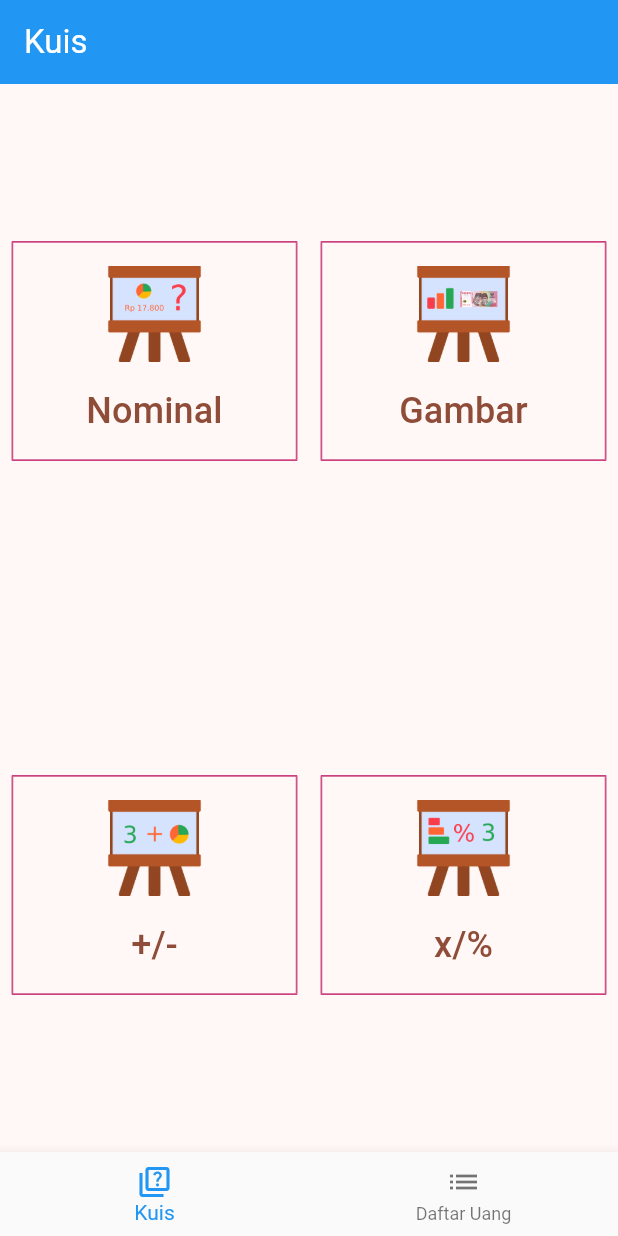
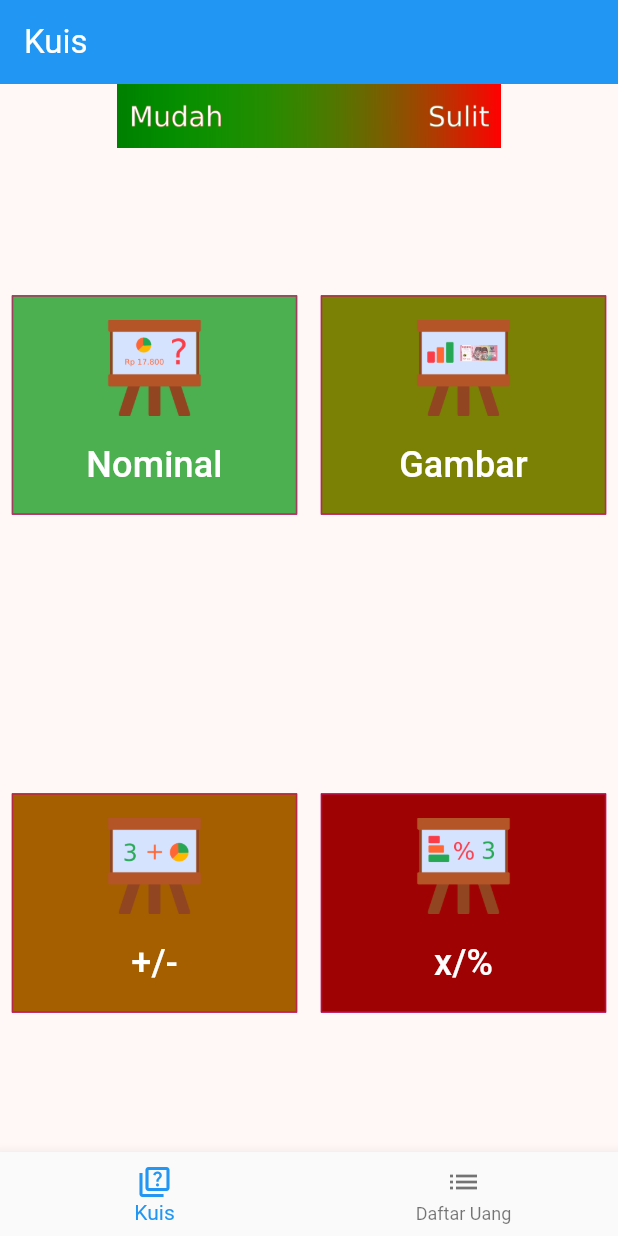
Before and after one commit to AivoxoviA/Game-Rupiah, a Flutter app: the screen it shows after launch, on a phone screen of 412 x 824 dp. Run offline on Flutter 3.47's test engine with Material 2 defaults, Android fonts, the phone set to English and light mode, and no system bars.

Commit message:
Level difficulty: gradient hijau ke merah > mudah -> sulit; Background menu, hijau ke merah

```diff
--- a/lib/layar_utama/menu_utama.dart
+++ b/lib/layar_utama/menu_utama.dart
@@ -58,6 +58,10 @@ class _MenuUtamaState extends State<MenuUtama> {
       body: Column(
         mainAxisSize: MainAxisSize.max,
         children: [
+          Image(
+            image: AssetImage('assets/images/main_menu/mudah_sulit.png'),
+            height: 48,
+          ),
           Expanded(
             child: Row(
               children: [
@@ -65,10 +69,11 @@ class _MenuUtamaState extends State<MenuUtama> {
                   flex: 1,
                   child: Container(
                     margin: EdgeInsets.all(8.0),
+                    color: Colors.green,
                     child: Expanded(
                         child: _buildButtonColumn(
                             context,
-                            color,
+                            Colors.white,
                             AssetImage(
                                 'assets/images/main_menu/main_menu_0.png'),
                             'Nominal')),
@@ -77,11 +82,12 @@ class _MenuUtamaState extends State<MenuUtama> {
                 Expanded(
                   flex: 1,
                   child: Container(
+                    color: Color.fromARGB(255, 123, 129, 4),
                     margin: EdgeInsets.all(8.0),
                     child: Expanded(
                         child: _buildButtonColumn(
                             context,
-                            color,
+                            Colors.white,
                             AssetImage(
                                 'assets/images/main_menu/main_menu_1.png'),
                             'Gambar')),
@@ -96,20 +102,22 @@ class _MenuUtamaState extends State<MenuUtama> {
                 Expanded(
                     flex: 1,
                     child: Container(
+                      color: Color.fromARGB(255, 165, 94, 0),
                       margin: EdgeInsets.all(8.0),
                       child: _buildButtonColumn(
                           context,
-                          color,
+                          Colors.white,
                           AssetImage('assets/images/main_menu/main_menu_2.png'),
                           '+/-'),
                     )),
                 Expanded(
                     flex: 1,
                     child: Container(
+                      color: Color.fromARGB(255, 159, 2, 2),
                       margin: EdgeInsets.all(8.0),
                       child: _buildButtonColumn(
                           context,
-                          color,
+                          Colors.white,
                           AssetImage('assets/images/main_menu/main_menu_3.png'),
                           'x/%'),
                     )),
```
Also changed, not shown: assets/images/main_menu/mudah_sulit.png (added).
